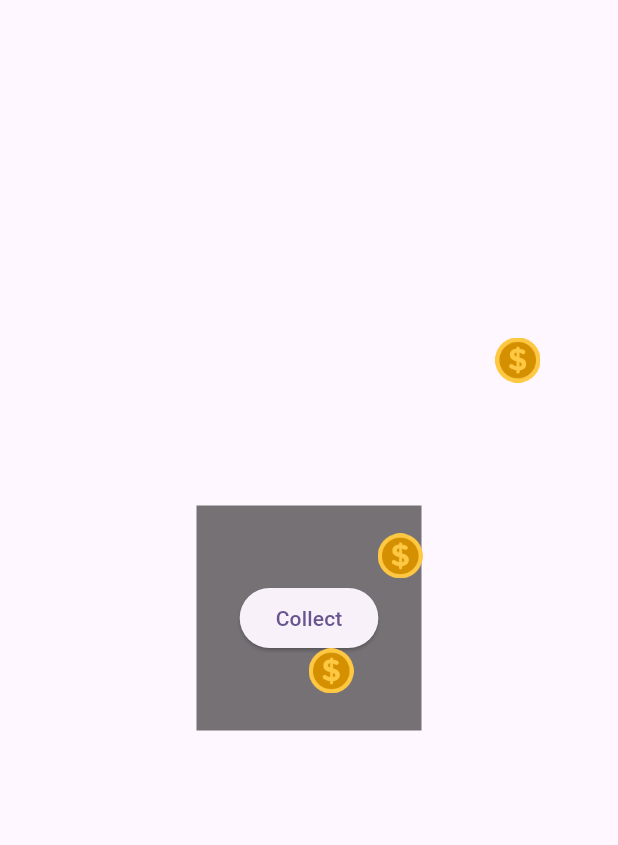
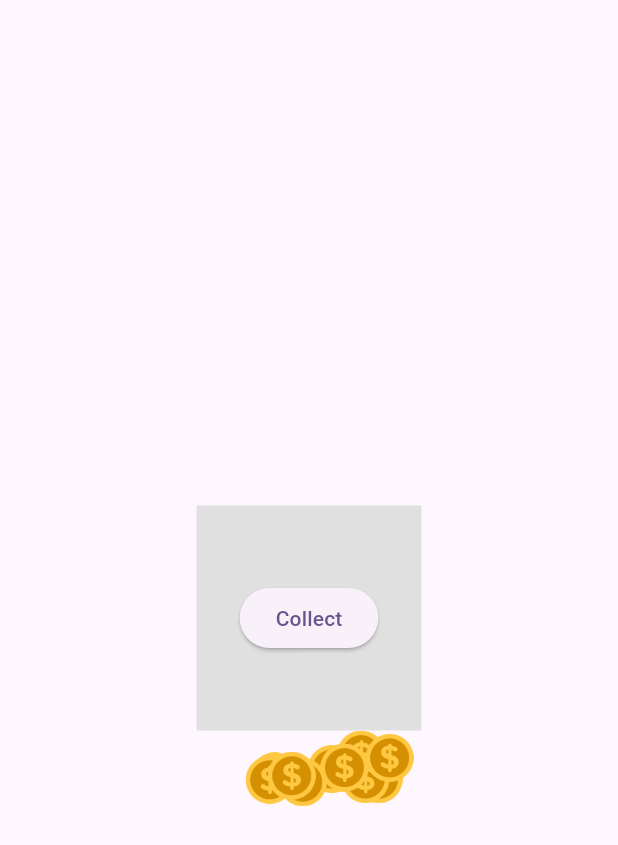
Before and after one commit to Keobiii/flutter_animation, a Flutter app: the screen it shows after launch, after a tap on "Collect", on a phone screen of 412 x 824 dp. Shown: the top 845 px of the screen. Run offline on Flutter 3.47's test engine with Material 3 defaults, Android fonts, the phone set to English and light mode, and no system bars; our stand-ins replace flutter_fortune_wheel, rxdart; missing offline and left inert: fab_circular_menu_plus.

Commit message:
animation explaination

```diff
--- a/lib/main.dart
+++ b/lib/main.dart
@@ -21,7 +21,7 @@ class MyApp extends StatelessWidget {
       theme: ThemeData(
         colorScheme: ColorScheme.fromSeed(seedColor: Colors.deepPurple),
       ),
-      home: CoinCollectAnimation(),
+      home: CoinSpawner(),
     );
   }
 }
--- a/lib/pages/coin_collection_animation.dart
+++ b/lib/pages/coin_collection_animation.dart
@@ -1,129 +1,187 @@
 import 'dart:math';
 import 'package:flutter/material.dart';
 
-class CoinCollectAnimation extends StatefulWidget {
+// class CoinCollectAnimation extends StatefulWidget {
+//   @override
+//   _CoinCollectAnimationState createState() => _CoinCollectAnimationState();
+// }
+
+// class _CoinCollectAnimationState extends State<CoinCollectAnimation>
+//     with TickerProviderStateMixin {
+//   final int coinCount = 8;
+//   bool showCoins = false;
+
+//   late List<AnimationController> bounceControllers;
+//   late List<Animation<double>> bounceAnimations;
+
+//   late List<AnimationController> moveControllers;
+//   late List<Animation<Offset>> moveAnimations;
+
+//   final GlobalKey containerKey = GlobalKey();
+
+//   Offset containerBottomCenter = Offset.zero;
+
+//   @override
+//   void initState() {
+//     super.initState();
+
+//     bounceControllers = List.generate(
+//       coinCount,
+//       (_) => AnimationController(
+//         vsync: this,
+//         duration: Duration(milliseconds: 400),
+//       ),
+//     );
+
+//     bounceAnimations = bounceControllers.map((controller) {
+//       return Tween<double>(begin: 0.0, end: 1.0).animate(
+//         CurvedAnimation(parent: controller, curve: Curves.elasticOut),
+//       );
+//     }).toList();
+
+//     moveControllers = List.generate(
+//       coinCount,
+//       (_) => AnimationController(
+//         vsync: this,
+//         duration: Duration(milliseconds: 900),
+//       ),
+//     );
+
+//     moveAnimations = moveControllers.map((controller) {
+//       return Tween<Offset>(
+//         begin: Offset.zero,
+//         end: Offset(3.0, -3.5), // Move top-right
+//       ).animate(CurvedAnimation(parent: controller, curve: Curves.easeInOut));
+//     }).toList();
+//   }
+
+//   void triggerAnimation() {
+//     final RenderBox box = containerKey.currentContext!.findRenderObject() as RenderBox;
+//     final containerPosition = box.localToGlobal(Offset.zero);
+//     final size = box.size;
+
+//     setState(() {
+//       containerBottomCenter = Offset(
+//         containerPosition.dx + size.width / 2 - 15, // center minus half coin
+//         containerPosition.dy + size.height - 30,    // bottom minus coin height
+//       );
+//       showCoins = true;
+//     });
+
+//     for (int i = 0; i < coinCount; i++) {
+//       Future.delayed(Duration(milliseconds: i * 80), () {
+//         bounceControllers[i].forward();
+//         Future.delayed(Duration(milliseconds: 500), () {
+//           moveControllers[i].forward();
+//         });
+//       });
+//     }
+//   }
+
+//   Widget buildCoin(int index) {
+//     return AnimatedBuilder(
+//       animation: moveControllers[index],
+//       builder: (_, __) {
+//         return Positioned(
+//           left: containerBottomCenter.dx,
+//           top: containerBottomCenter.dy,
+//           child: Transform.translate(
+//             offset: moveAnimations[index].value * 200,
+//             child: ScaleTransition(
+//               scale: bounceAnimations[index],
+//               child: Image.asset('assets/images/coin.png', width: 30, height: 30),
+//             ),
+//           ),
+//         );
+//       },
+//     );
+//   }
+
+// //     Widget buildCoin(int index) {
+// //   double spread = (index - coinCount / 2) * 20; // spread - e.g., -60 to +60
+
+// //   return AnimatedBuilder(
+// //     animation: moveControllers[index],
+// //     builder: (_, __) {
+// //       return Positioned(
+// //         left: containerBottomCenter.dx + spread,
+// //         top: containerBottomCenter.dy,
+// //         child: Transform.translate(
+// //           offset: moveAnimations[index].value * 200,
+// //           child: ScaleTransition(
+// //             scale: bounceAnimations[index],
+// //             child: Image.asset('assets/images/coin.png', width: 30, height: 30),
+// //           ),
+// //         ),
+// //       );
+// //     },
+// //   );
+// // }
+
+//   @override
+//   void dispose() {
+//     for (var c in [...bounceControllers, ...moveControllers]) {
+//       c.dispose();
+//     }
+//     super.dispose();
+//   }
+
+//   @override
+//   Widget build(BuildContext context) {
+//     return Scaffold(
+//       body: Stack(
+//         children: [
+
+//           Center(
+//             child: Container(
+//               key: containerKey,
+//               width: 150,
+//               height: 150,
+//               color: Colors.black54,
+//               child: Center(
+//                 child: ElevatedButton(
+//                   onPressed: triggerAnimation,
+//                   child: Text("Collect"),
+//                 ),
+//               ),
+//             ),
+//           ),
+
+//           if (showCoins) ...List.generate(coinCount, buildCoin),
+//         ],
+//       ),
+//     );
+//   }
+// }
+
+
+class CoinSpawner extends StatefulWidget {
   @override
-  _CoinCollectAnimationState createState() => _CoinCollectAnimationState();
+  _CoinSpawnerState createState() => _CoinSpawnerState();
 }
 
-class _CoinCollectAnimationState extends State<CoinCollectAnimation>
-    with TickerProviderStateMixin {
-  final int coinCount = 8;
-  bool showCoins = false;
+class _CoinSpawnerState extends State<CoinSpawner> {
+  final GlobalKey _containerKey = GlobalKey();
+  final Random random = Random();
+  List<Offset> coinPositions = [];
 
-  late List<AnimationController> bounceControllers;
-  late List<Animation<double>> bounceAnimations;
+  void spawnCoins() {
+    // Get the position and size of the container
+    final RenderBox renderBox =
+        _containerKey.currentContext!.findRenderObject() as RenderBox;
+    final containerPosition = renderBox.localToGlobal(Offset.zero);
+    final containerSize = renderBox.size;
 
-  late List<AnimationController> moveControllers;
-  late List<Animation<Offset>> moveAnimations;
-
-  final GlobalKey containerKey = GlobalKey();
-
-  Offset containerBottomCenter = Offset.zero;
-
-  @override
-  void initState() {
-    super.initState();
-
-    bounceControllers = List.generate(
-      coinCount,
-      (_) => AnimationController(
-        vsync: this,
-        duration: Duration(milliseconds: 400),
-      ),
-    );
-
-    bounceAnimations = bounceControllers.map((controller) {
-      return Tween<double>(begin: 0.0, end: 1.0).animate(
-        CurvedAnimation(parent: controller, curve: Curves.elasticOut),
-      );
-    }).toList();
-
-    moveControllers = List.generate(
-      coinCount,
-      (_) => AnimationController(
-        vsync: this,
-        duration: Duration(milliseconds: 900),
-      ),
-    );
-
-    moveAnimations = moveControllers.map((controller) {
-      return Tween<Offset>(
-        begin: Offset.zero,
-        end: Offset(3.0, -5.0), // Move top-right
-      ).animate(CurvedAnimation(parent: controller, curve: Curves.easeInOut));
-    }).toList();
-  }
-
-  void triggerAnimation() {
-    final RenderBox box = containerKey.currentContext!.findRenderObject() as RenderBox;
-    final containerPosition = box.localToGlobal(Offset.zero);
-    final size = box.size;
+    final double baseX = containerPosition.dx + containerSize.width / 2;
+    final double baseY = containerPosition.dy + containerSize.height;
 
     setState(() {
-      containerBottomCenter = Offset(
-        containerPosition.dx + size.width / 2 - 15, // center minus half coin
-        containerPosition.dy + size.height - 30,    // bottom minus coin height
-      );
-      showCoins = true;
+      // Generate 10 coins slightly spread below the container
+      coinPositions = List.generate(10, (_) {
+        double spread = random.nextDouble() * 100 - 50; // range: -50 to +50
+        return Offset(baseX + spread, baseY + random.nextDouble() * 20);
+      });
     });
-
-    for (int i = 0; i < coinCount; i++) {
-      Future.delayed(Duration(milliseconds: i * 80), () {
-        bounceControllers[i].forward();
-        Future.delayed(Duration(milliseconds: 500), () {
-          moveControllers[i].forward();
-        });
-      });
-    }
-  }
-
-  Widget buildCoin(int index) {
-    return AnimatedBuilder(
-      animation: moveControllers[index],
-      builder: (_, __) {
-        return Positioned(
-          left: containerBottomCenter.dx,
-          top: containerBottomCenter.dy,
-          child: Transform.translate(
-            offset: moveAnimations[index].value * 200,
-            child: ScaleTransition(
-              scale: bounceAnimations[index],
-              child: Image.asset('assets/images/coin.png', width: 30, height: 30),
-            ),
-          ),
-        );
-      },
-    );
-  }
-
-//     Widget buildCoin(int index) {
-//   double spread = (index - coinCount / 2) * 20; // spread - e.g., -60 to +60
-
-//   return AnimatedBuilder(
-//     animation: moveControllers[index],
-//     builder: (_, __) {
-//       return Positioned(
-//         left: containerBottomCenter.dx + spread,
-//         top: containerBottomCenter.dy,
-//         child: Transform.translate(
-//           offset: moveAnimations[index].value * 200,
-//           child: ScaleTransition(
-//             scale: bounceAnimations[index],
-//             child: Image.asset('assets/images/coin.png', width: 30, height: 30),
-//           ),
-//         ),
-//       );
-//     },
-//   );
-// }
-
-  @override
-  void dispose() {
-    for (var c in [...bounceControllers, ...moveControllers]) {
-      c.dispose();
-    }
-    super.dispose();
   }
 
   @override
@@ -131,23 +189,31 @@ class _CoinCollectAnimationState extends State<CoinCollectAnimation>
     return Scaffold(
       body: Stack(
         children: [
-
           Center(
             child: Container(
-              key: containerKey,
+              key: _containerKey,
               width: 150,
               height: 150,
-              color: Colors.black54,
+              color: Colors.grey[300],
               child: Center(
                 child: ElevatedButton(
-                  onPressed: triggerAnimation,
+                  onPressed: spawnCoins,
                   child: Text("Collect"),
                 ),
               ),
             ),
           ),
-
-          if (showCoins) ...List.generate(coinCount, buildCoin),
+          ...coinPositions.map((pos) {
+            return Positioned(
+              left: pos.dx,
+              top: pos.dy,
+              child: Image.asset(
+                'assets/images/coin.png',
+                width: 32,
+                height: 32,
+              ),
+            );
+          }).toList(),
         ],
       ),
     );
```
